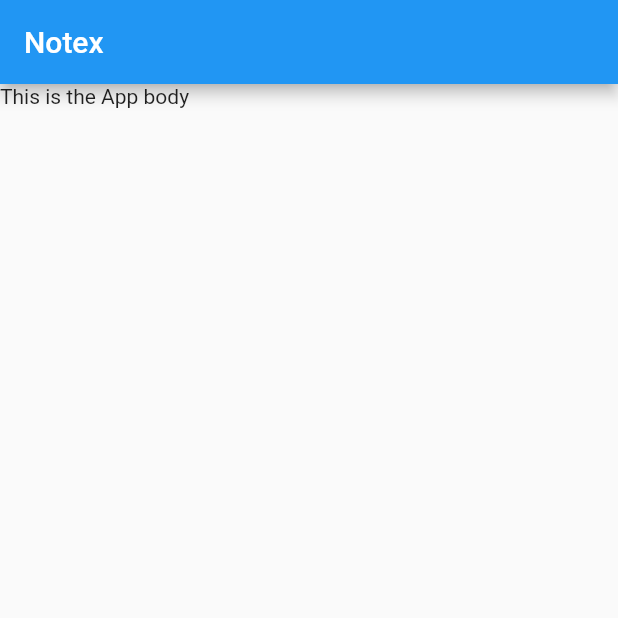
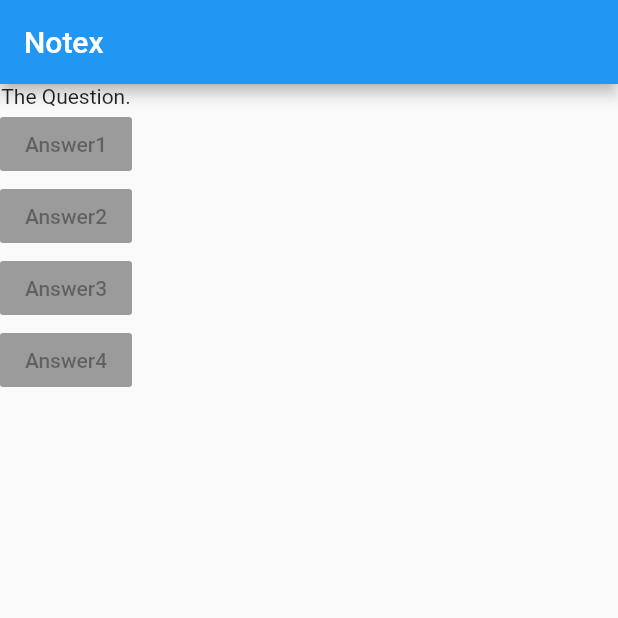
Before and after one commit to kingcong11/FlutterApp1, a Flutter app: the screen it shows after launch, on a phone screen of 412 x 824 dp, the top half of it. Run offline on Flutter 3.47's test engine with Material 2 defaults, Android fonts, the phone set to English and light mode, and no system bars.

Commit message:
Widget layout
*added layout to widget
*document formating shortcut learned
*basic layout

```diff
--- a/lib/main.dart
+++ b/lib/main.dart
@@ -7,6 +7,12 @@ void main() {
 class MyApp extends StatelessWidget {
   @override
   Widget build(BuildContext context) {
+
+    var questions = [
+      'What\'s your favorite color',
+      'What\'s your favorite animal'
+    ];
+
     return MaterialApp(
       home: Scaffold(
 
@@ -14,7 +20,27 @@ class MyApp extends StatelessWidget {
           title: Text('Notex'),
         ),
 
-        body: Text('This is the App body'),
+        body: Column(
+          children: [
+            Text('The Question.'),
+            RaisedButton(
+              child: Text('Answer1'),
+              onPressed: null,
+            ),
+            RaisedButton(
+              child: Text('Answer2'),
+              onPressed: null,
+            ),
+            RaisedButton(
+              child: Text('Answer3'),
+              onPressed: null,
+            ),
+            RaisedButton(
+              child: Text('Answer4'),
+              onPressed: null,
+            ),
+          ],
+        ),
 
       ),
     );
```
